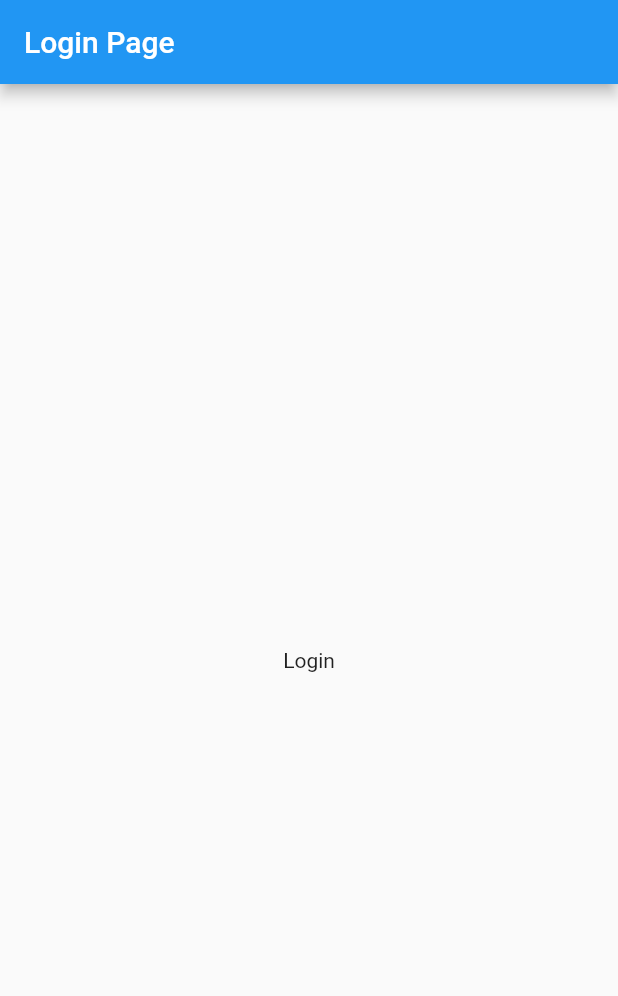
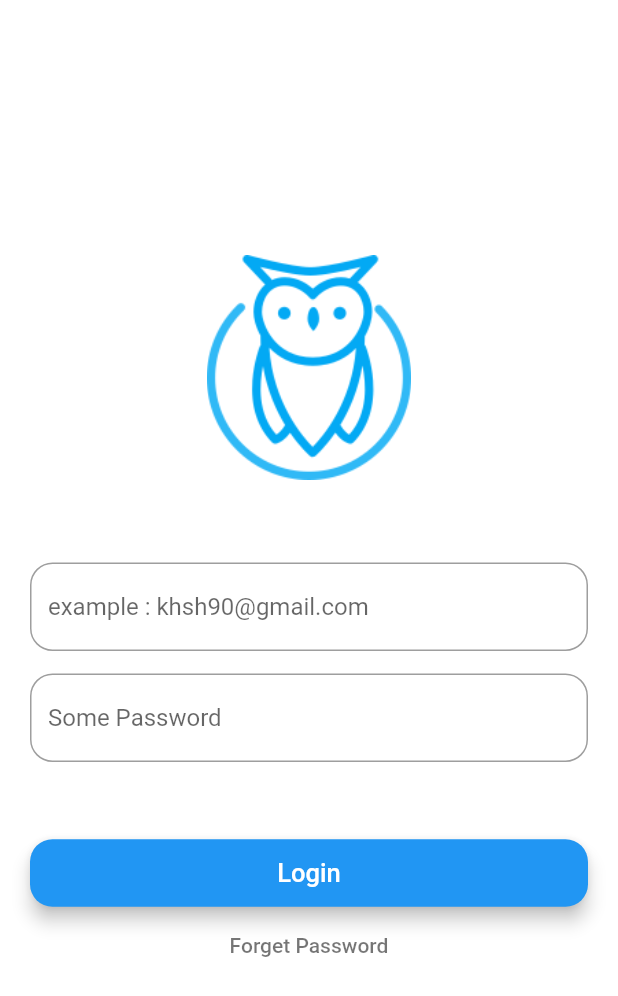
Before and after one commit to khsh90/login-page, a Flutter app: the screen it shows after launch, on a phone screen of 412 x 824 dp. Shown: the top 996 px of the screen. Run offline on Flutter 3.47's test engine with Material 2 defaults, Android fonts, the phone set to English and light mode, and no system bars.

Commit message:
finish login page

```diff
--- a/loginpage/lib/main.dart
+++ b/loginpage/lib/main.dart
@@ -1,4 +1,5 @@
 import 'package:flutter/material.dart';
+import 'package:loginpage/screens/homepage.dart';
 import 'package:loginpage/screens/loginpage.dart';
 
 void main() => runApp(MyApp());
@@ -10,8 +11,10 @@ class MyApp extends StatelessWidget {
   Widget build(BuildContext context) {
     return MaterialApp(
       title: 'Login Page',
-      theme: ThemeData(backgroundColor: Colors.blue),
       home: LoginPage(),
+      routes: {
+        HomePage.tag: (context) => HomePage(),
+      },
     );
   }
 }
--- a/loginpage/lib/screens/loginpage.dart
+++ b/loginpage/lib/screens/loginpage.dart
@@ -1,4 +1,5 @@
 import 'package:flutter/material.dart';
+import 'package:loginpage/screens/homepage.dart';
 
 class LoginPage extends StatelessWidget {
   const LoginPage({Key? key}) : super(key: key);
@@ -6,11 +7,68 @@ class LoginPage extends StatelessWidget {
   @override
   Widget build(BuildContext context) {
     return Scaffold(
-      appBar: AppBar(
-        title: Text('Login Page'),
-      ),
+      backgroundColor: Colors.white,
       body: Center(
-        child: Text('Login'),
+        child: ListView(
+          shrinkWrap: true,
+          padding: EdgeInsets.fromLTRB(20, 10, 20, 10),
+          children: [
+            Hero(
+              tag: 'hero',
+              child: CircleAvatar(
+                radius: 75,
+                backgroundColor: Colors.transparent,
+                child: Image.asset('assets/logo.png'),
+              ),
+            ),
+            SizedBox(
+              height: 55,
+            ),
+            TextFormField(
+              autofocus: false,
+              keyboardType: TextInputType.emailAddress,
+              // initialValue: 'Khsh90@gmail.com',
+              decoration: InputDecoration(
+                  hintText: 'example : khsh90@gmail.com',
+                  border: OutlineInputBorder(
+                      borderRadius: BorderRadius.circular(15))),
+            ),
+            SizedBox(
+              height: 15,
+            ),
+            TextFormField(
+              autofocus: false,
+              obscureText: false,
+              // /initialValue: 'some password',
+              decoration: InputDecoration(
+                  hintText: 'Some Password',
+                  border: OutlineInputBorder(
+                      borderRadius: BorderRadius.circular(15))),
+            ),
+            SizedBox(
+              height: 50,
+            ),
+            ElevatedButton(
+                onPressed: () {
+                  Navigator.of(context).pushNamed(HomePage.tag);
+                },
+                child: Text(
+                  'Login',
+                  style: TextStyle(fontSize: 17),
+                ),
+                style: ElevatedButton.styleFrom(
+                    elevation: 5,
+                    fixedSize: Size(0, 45),
+                    shape: RoundedRectangleBorder(
+                        borderRadius: BorderRadius.circular(15)))),
+            TextButton(
+                onPressed: () {},
+                child: Text(
+                  'Forget Password',
+                  style: TextStyle(color: Colors.black54),
+                ))
+          ],
+        ),
       ),
     );
   }
```
Also changed, not shown: loginpage/lib/screens/homepage.dart (added, +47 -0 lines), loginpage/pubspec.yaml (+7 -7 lines), loginpage/assets/Nunito.ttf (added), loginpage/assets/alucard.jpg (added), loginpage/assets/logo.png (added), 1 other file.
